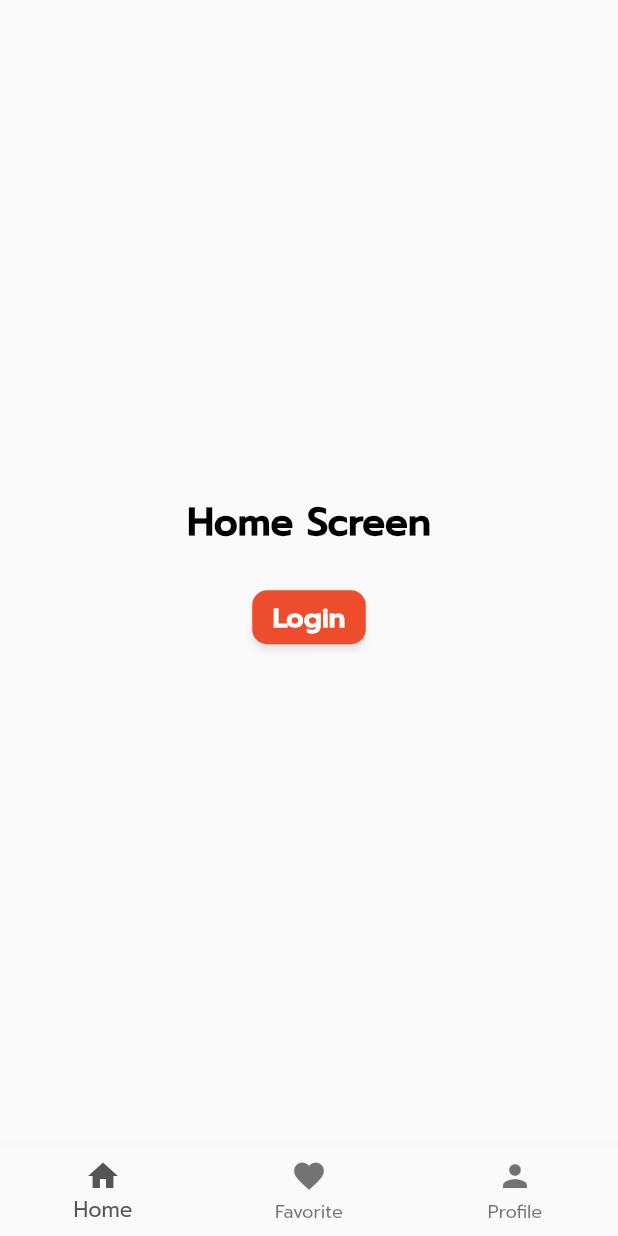
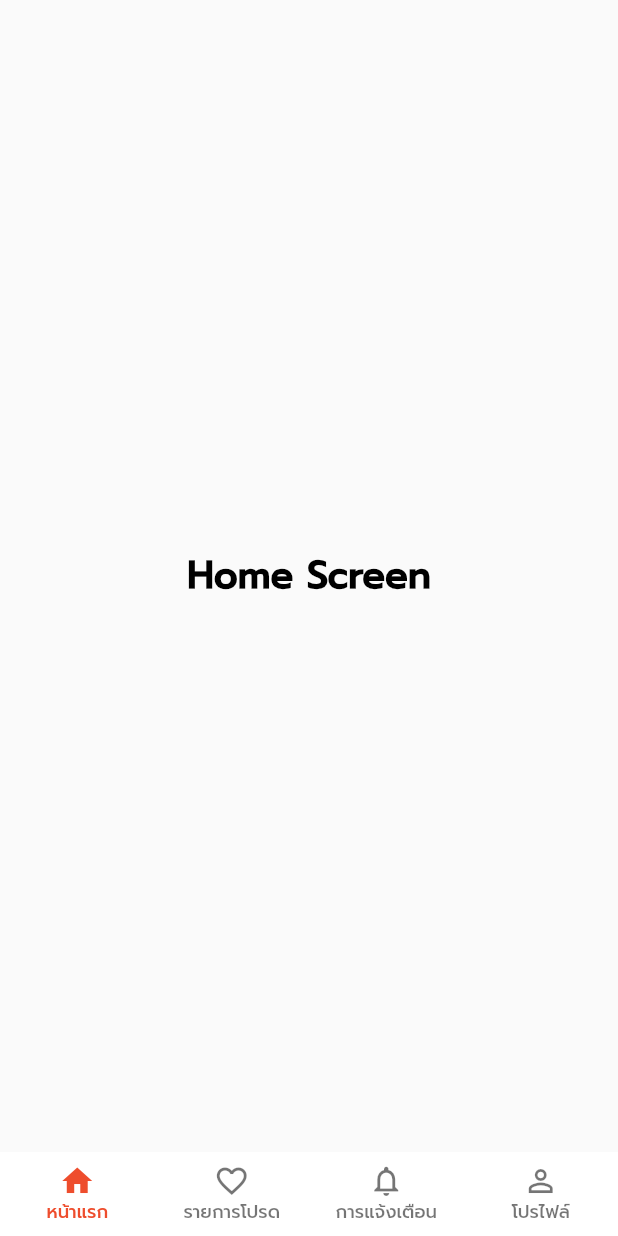
Before and after one commit to 3D-Generation-Project-Kmitl/3d-mobile-flutter, a Flutter app: the screen it shows after launch, on a phone screen of 412 x 824 dp. Run offline on Flutter 3.47's test engine with Material 2 defaults, Android fonts, the phone set to English and light mode, and no system bars; our stand-ins replace cookie_jar, dio, dio_cookie_manager, equatable, flutter_bloc, form_field_validator; network calls fail.

Commit message:
update navigation

```diff
--- a/lib/configs/theme.dart
+++ b/lib/configs/theme.dart
@@ -73,6 +73,29 @@ class AppTheme {
         ),
       ),
     ),
+    bottomNavigationBarTheme: const BottomNavigationBarThemeData(
+      type: BottomNavigationBarType.fixed,
+      backgroundColor: Colors.white,
+      selectedItemColor: primaryColor,
+      unselectedItemColor: Colors.black54,
+      showSelectedLabels: true,
+      showUnselectedLabels: true,
+      elevation: 0,
+      selectedLabelStyle: TextStyle(
+        fontWeight: FontWeight.w600,
+        fontSize: 12,
+      ),
+      unselectedLabelStyle: TextStyle(
+        fontWeight: FontWeight.w600,
+        fontSize: 12,
+      ),
+      selectedIconTheme: IconThemeData(
+        size: 24,
+      ),
+      unselectedIconTheme: IconThemeData(
+        size: 24,
+      ),
+    ),
   );
 }
 
--- a/lib/main.dart
+++ b/lib/main.dart
@@ -5,7 +5,7 @@ import 'package:flutter_bloc/flutter_bloc.dart';
 import 'package:e_commerce/cubits/cubits.dart';
 import 'package:e_commerce/utils/dio_client.dart';
 
-import 'router/app_router.dart';
+import './routes/app_router.dart';
 
 void main() {
   runApp(const MyApp());
--- a/lib/presentation/screens/home_screen.dart
+++ b/lib/presentation/screens/home_screen.dart
@@ -1,25 +1,10 @@
-import 'package:e_commerce/cubits/auth/auth_cubit.dart';
 import 'package:flutter/material.dart';
-import 'package:flutter_bloc/flutter_bloc.dart';
-
-import '../../cubits/user/user_cubit.dart';
 
 class HomeScreen extends StatelessWidget {
   const HomeScreen({Key? key}) : super(key: key);
 
-  static const String routeName = "/home";
-
-  static Route route() {
-    return MaterialPageRoute(
-      settings: const RouteSettings(name: routeName),
-      builder: (_) => const HomeScreen(),
-    );
-  }
-
   @override
   Widget build(BuildContext context) {
-    final userCubit = context.read<UserCubit>();
-    final authCubit = context.read<AuthCubit>();
     return Scaffold(
         resizeToAvoidBottomInset: false,
         body: SafeArea(
@@ -31,41 +16,6 @@ class HomeScreen extends StatelessWidget {
                 "Home Screen",
                 style: Theme.of(context).textTheme.headline1,
               ),
-              const SizedBox(
-                height: 20,
-              ),
-              BlocBuilder<UserCubit, UserState>(
-                builder: (context, state) {
-                  if (state.user == null) {
-                    return Column(
-                      children: [
-                        ElevatedButton(
-                          onPressed: () {
-                            Navigator.pushNamed(context, '/login');
-                          },
-                          child: const Text("Login"),
-                        )
-                      ],
-                    );
-                  } else {
-                    return Column(
-                      children: [
-                        Text(
-                          "Welcome ${state.user!.name}",
-                          style: Theme.of(context).textTheme.headline2,
-                        ),
-                        ElevatedButton(
-                          onPressed: () {
-                            authCubit.logout();
-                            userCubit.clearUser();
-                          },
-                          child: const Text("Logout"),
-                        )
-                      ],
-                    );
-                  }
-                },
-              )
             ],
           )),
         )));
--- a/lib/presentation/screens/screens.dart
+++ b/lib/presentation/screens/screens.dart
@@ -3,3 +3,6 @@ export './login_screen.dart';
 export './register_screen.dart';
 export './splash_screen.dart';
 export '../widgets/bottom_navigation.dart';
+export './favorite_screen.dart';
+export './notification_screen.dart';
+export './profile_screen.dart';
--- a/lib/presentation/widgets/bottom_navigation.dart
+++ b/lib/presentation/widgets/bottom_navigation.dart
@@ -1,19 +1,9 @@
 import 'package:flutter/material.dart';
-import 'package:flutter_bloc/flutter_bloc.dart';
 import 'package:e_commerce/presentation/screens/screens.dart';
 
 class BottomNavigation extends StatefulWidget {
   final int? routeIndex;
   const BottomNavigation({Key? key, this.routeIndex}) : super(key: key);
-
-  static const String routeName = "/app_layout";
-
-  static Route route({int? routeIndex}) {
-    return MaterialPageRoute(
-      settings: const RouteSettings(name: routeName),
-      builder: (_) => BottomNavigation(routeIndex: routeIndex),
-    );
-  }
 
   @override
   State<BottomNavigation> createState() => _BottomNavigationState();
@@ -23,8 +13,9 @@ class _BottomNavigationState extends State<BottomNavigation> {
   late int _selectedIndex;
   static const List<Widget> _navigationBarScreenList = <Widget>[
     HomeScreen(),
-    LoginScreen(),
-    RegisterScreen(),
+    FavoriteScreen(),
+    NotificationScreen(),
+    ProfileScreen(),
   ];
 
   @override
@@ -44,16 +35,24 @@ class _BottomNavigationState extends State<BottomNavigation> {
         onTap: _onItemTapped,
         items: const <BottomNavigationBarItem>[
           BottomNavigationBarItem(
-            icon: Icon(Icons.home),
-            label: 'Home',
+            icon: Icon(Icons.home_outlined),
+            activeIcon: Icon(Icons.home),
+            label: 'หน้าแรก',
           ),
           BottomNavigationBarItem(
-            icon: Icon(Icons.favorite),
-            label: 'Favorite',
+            icon: Icon(Icons.favorite_outline),
+            activeIcon: Icon(Icons.favorite),
+            label: 'รายการโปรด',
           ),
           BottomNavigationBarItem(
-            icon: Icon(Icons.person),
-            label: 'Profile',
+            icon: Icon(Icons.notifications_outlined),
+            activeIcon: Icon(Icons.notifications),
+            label: 'การแจ้งเตือน',
+          ),
+          BottomNavigationBarItem(
+            icon: Icon(Icons.person_outline),
+            activeIcon: Icon(Icons.person),
+            label: 'โปรไฟล์',
           ),
         ],
       ),
--- a/lib/router/app_router.dart
+++ /dev/null
@@ -1,31 +0,0 @@
-import 'package:flutter/material.dart';
-import 'package:e_commerce/presentation/screens/screens.dart';
-
-class AppRouter {
-  static Route onGenerateRoute(RouteSettings settings) {
-    switch (settings.name) {
-      case '/':
-        return SplashScreen.route();
-      case BottomNavigation.routeName:
-        int? routeIndex = settings.arguments as int?;
-        return BottomNavigation.route(routeIndex: routeIndex);
-      case LoginScreen.routeName:
-        return LoginScreen.route();
-      case RegisterScreen.routeName:
-        return RegisterScreen.route();
-      case HomeScreen.routeName:
-        return HomeScreen.route();
-      default:
-        return _errorRoute();
-    }
-  }
-
-  static Route _errorRoute() {
-    return MaterialPageRoute(
-      settings: const RouteSettings(name: '/error'),
-      builder: (_) => Scaffold(
-        appBar: AppBar(title: const Text('Error')),
-      ),
-    );
-  }
-}
--- /dev/null
+++ b/lib/routes/app_router.dart
@@ -0,0 +1,53 @@
+import 'package:flutter/material.dart';
+import 'package:e_commerce/presentation/screens/screens.dart';
+import './screens_routes.dart';
+
+class AppRouter {
+  static Route onGenerateRoute(RouteSettings settings) {
+    switch (settings.name) {
+      case '/':
+        return _route(const SplashScreen(), splashRoute);
+      case navigationRoute:
+        int? route = settings.arguments as int?;
+        return _navigationRoute(
+            const BottomNavigation(), navigationRoute, route);
+      case loginRoute:
+        return _route(const LoginScreen(), loginRoute);
+      case registerRoute:
+        return _route(const RegisterScreen(), registerRoute);
+      case homeRoute:
+        return _route(const HomeScreen(), homeRoute);
+      case favoriteRoute:
+        return _route(const FavoriteScreen(), favoriteRoute);
+      case notificationRoute:
+        return _route(const NotificationScreen(), notificationRoute);
+      case profileRoute:
+        return _route(const ProfileScreen(), profileRoute);
+      default:
+        return _errorRoute();
+    }
+  }
+
+  static Route _route(Widget screen, String routeName) {
+    return MaterialPageRoute(
+      settings: RouteSettings(name: routeName),
+      builder: (_) => screen,
+    );
+  }
+
+  static Route _navigationRoute(Widget screen, String routeName, int? route) {
+    return MaterialPageRoute(
+      settings: RouteSettings(name: routeName),
+      builder: (_) => BottomNavigation(routeIndex: route),
+    );
+  }
+
+  static Route _errorRoute() {
+    return MaterialPageRoute(
+      settings: const RouteSettings(name: '/error'),
+      builder: (_) => Scaffold(
+        appBar: AppBar(title: const Text('Error')),
+      ),
+    );
+  }
+}
--- /dev/null
+++ b/lib/routes/screens_routes.dart
@@ -0,0 +1,8 @@
+const String loginRoute = "/login";
+const String registerRoute = "/register";
+const String homeRoute = "/home";
+const String splashRoute = "/";
+const String navigationRoute = "/navigation";
+const String favoriteRoute = "/favorite";
+const String notificationRoute = "/notification";
+const String profileRoute = "/profile";
```
Also changed, not shown: lib/presentation/screens/favorite_screen.dart (added, +20 -0 lines), lib/presentation/screens/login_screen.dart (+18 -14 lines), lib/presentation/screens/notification_screen.dart (added, +20 -0 lines), lib/presentation/screens/profile_screen.dart (added, +64 -0 lines), lib/presentation/screens/register_screen.dart (+16 -12 lines), lib/presentation/screens/splash_screen.dart (+2 -11 lines).
